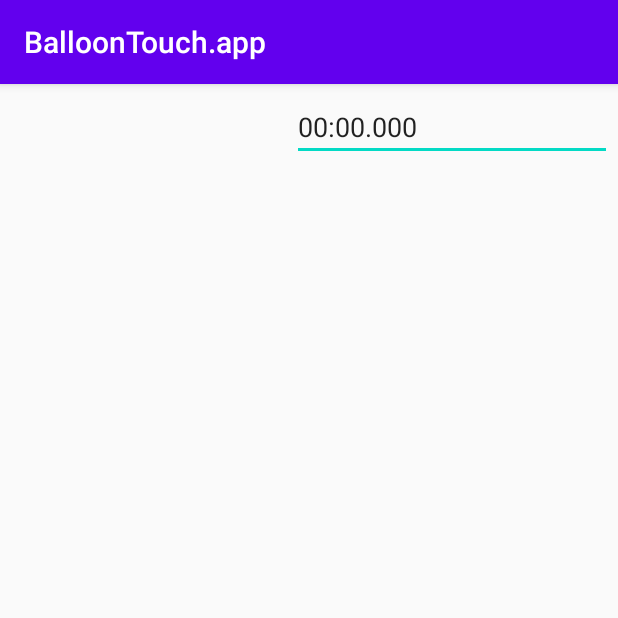
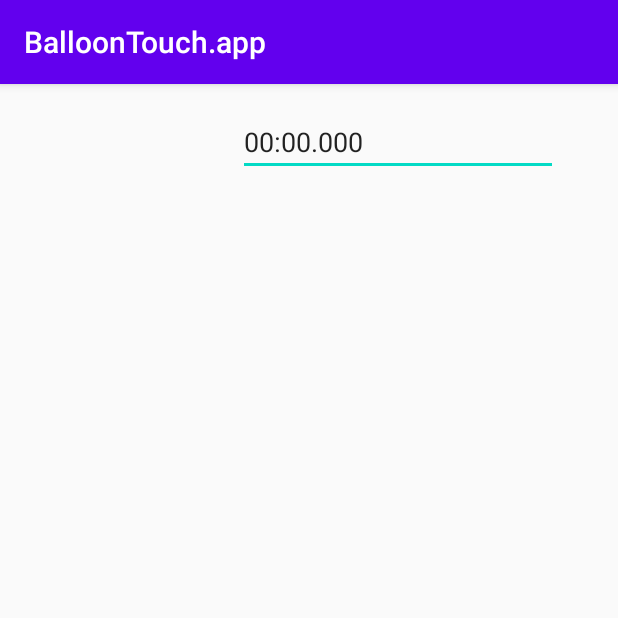
Before and after one commit to 20b705/BalloonTouch.app, an Android app: the MainActivity2 screen opened directly, with no data from a screen before it, on a phone screen of 412 x 824 dp, the top half of it. Run offline under Robolectric (Android 15) with nearby library versions, the phone set to English and light mode, and no system bars.

Commit message:
サクヤ

```diff
--- a/app/src/main/res/layout/activity_main2.xml
+++ b/app/src/main/res/layout/activity_main2.xml
@@ -9,9 +9,9 @@
         android:id="@+id/Timer"
         android:layout_width="wrap_content"
         android:layout_height="wrap_content"
-        android:layout_marginTop="6dp"
-        android:layout_marginEnd="4dp"
-        android:layout_marginRight="4dp"
+        android:layout_marginTop="16dp"
+        android:layout_marginEnd="40dp"
+        android:layout_marginRight="40dp"
         android:ems="10"
         android:inputType="time"
         app:layout_constraintEnd_toEndOf="parent"
```
